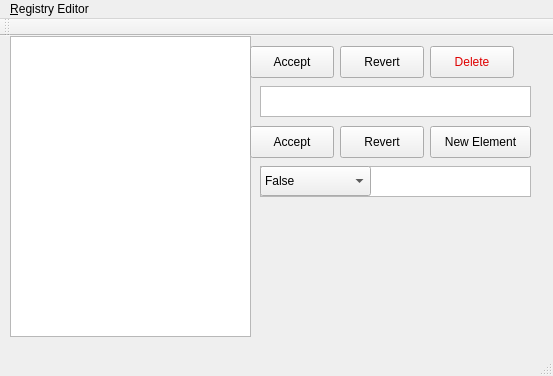
Old version of the form MainWindow.ui in the repository Metalhead33/PseudoRegistryEditor.
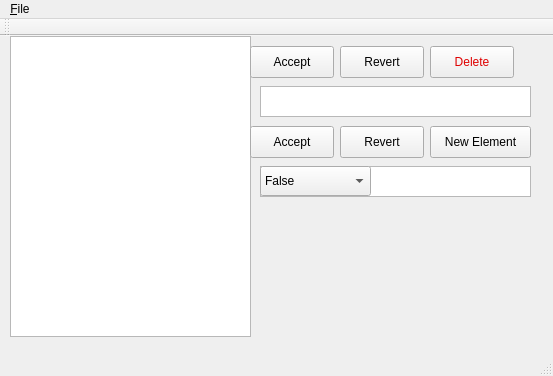
New version of the form.

Patch:
```diff
--- a/MainWindow.ui
+++ b/MainWindow.ui
@@ -170,7 +170,7 @@
    </property>
    <widget class="QMenu" name="menuRegistry_Editor">
     <property name="title">
-     <string>&amp;Registry Editor</string>
+     <string>&amp;File</string>
     </property>
     <addaction name="separator"/>
     <addaction name="actionOpen_File"/>
```
